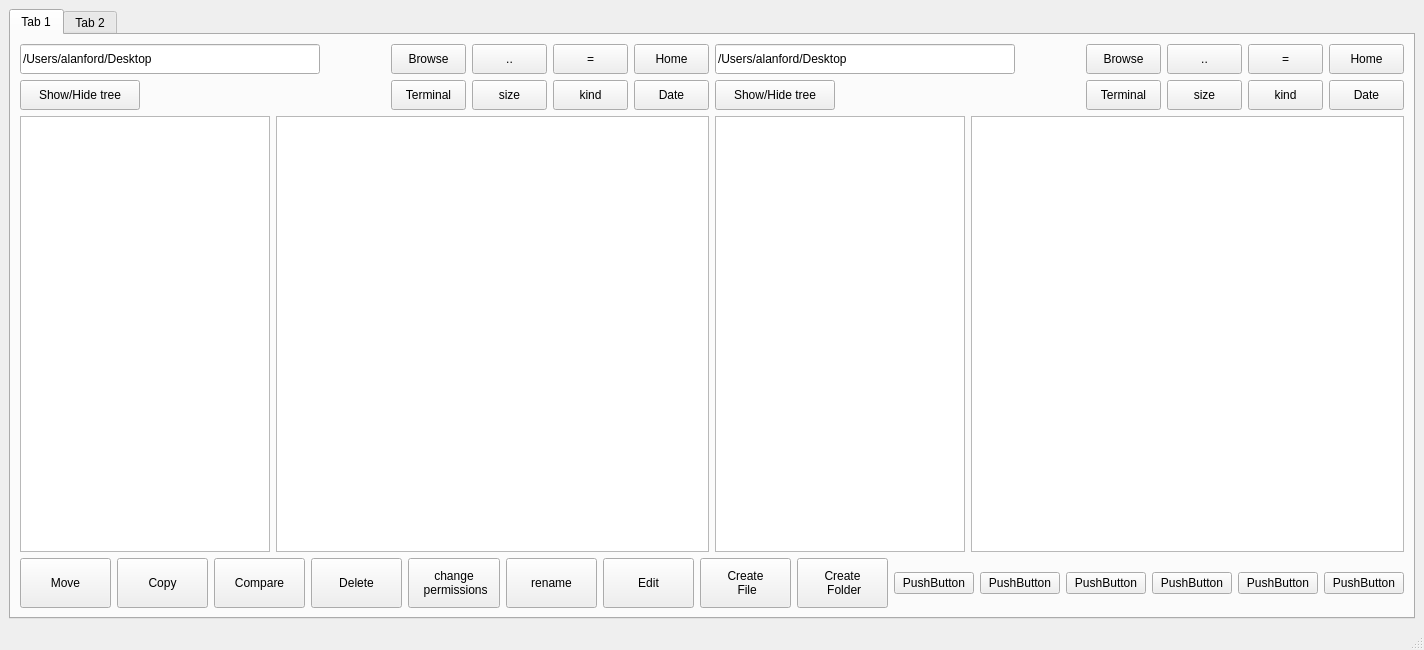
First picture: the form in ui/Main.ui, repository littleGex/Commander, before the edit.
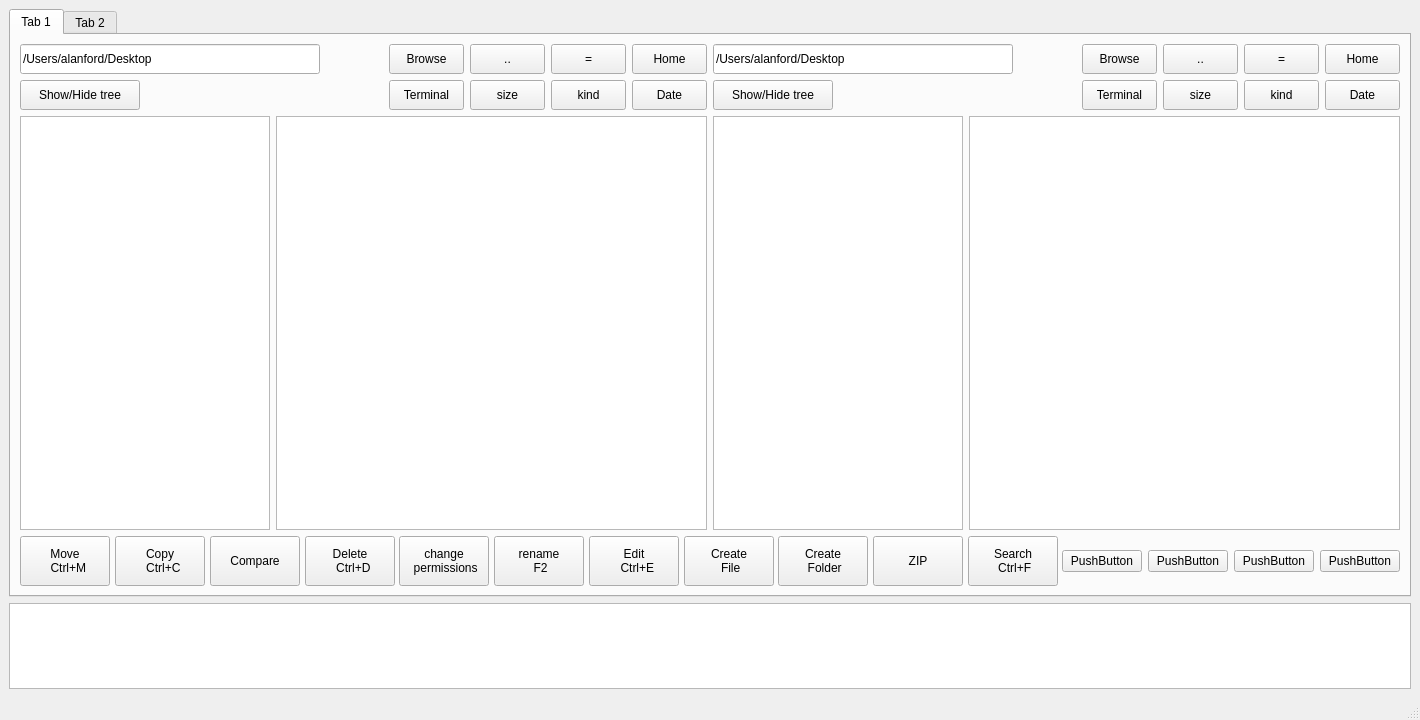
Second picture: the form after the edit. Icons and pictures are not drawn.

What changed in the file:
```diff
--- a/ui/Main.ui
+++ b/ui/Main.ui
@@ -6,14 +6,14 @@
    <rect>
     <x>0</x>
     <y>0</y>
-    <width>1424</width>
-    <height>650</height>
+    <width>1420</width>
+    <height>720</height>
    </rect>
   </property>
   <property name="minimumSize">
    <size>
-    <width>0</width>
-    <height>650</height>
+    <width>1420</width>
+    <height>720</height>
    </size>
   </property>
   <property name="windowTitle">
@@ -27,6 +27,9 @@
    <layout class="QGridLayout" name="gridLayout_2">
     <item row="0" column="0">
      <widget class="QTabWidget" name="tabWidget">
+      <property name="enabled">
+       <bool>true</bool>
+      </property>
       <property name="minimumSize">
        <size>
         <width>1400</width>
@@ -106,6 +109,9 @@
           </item>
           <item row="2" column="0">
            <widget class="QTreeView" name="treeView_1">
+            <property name="enabled">
+             <bool>true</bool>
+            </property>
             <property name="minimumSize">
              <size>
               <width>200</width>
@@ -118,6 +124,9 @@
               <height>16777215</height>
              </size>
             </property>
+            <property name="headerHidden">
+             <bool>false</bool>
+            </property>
            </widget>
           </item>
           <item row="1" column="4">
@@ -430,7 +439,7 @@
             <property name="minimumSize">
              <size>
               <width>200</width>
-              <height>300</height>
+              <height>200</height>
              </size>
             </property>
             <property name="maximumSize">
@@ -446,7 +455,7 @@
             <property name="minimumSize">
              <size>
               <width>200</width>
-              <height>300</height>
+              <height>200</height>
              </size>
             </property>
             <property name="maximumSize">
@@ -514,7 +523,8 @@
              </size>
             </property>
             <property name="text">
-             <string>Move</string>
+             <string>Move 
+  Ctrl+M</string>
             </property>
            </widget>
           </item>
@@ -533,7 +543,8 @@
              </size>
             </property>
             <property name="text">
-             <string>Copy</string>
+             <string>Copy 
+  Ctrl+C</string>
             </property>
            </widget>
           </item>
@@ -571,7 +582,8 @@
              </size>
             </property>
             <property name="text">
-             <string>Delete</string>
+             <string>Delete 
+  Ctrl+D</string>
             </property>
            </widget>
           </item>
@@ -616,7 +628,8 @@
              </size>
             </property>
             <property name="text">
-             <string>rename</string>
+             <string>rename 
+ F2</string>
             </property>
            </widget>
           </item>
@@ -635,7 +648,8 @@
              </size>
             </property>
             <property name="text">
-             <string>Edit</string>
+             <string>Edit 
+  Ctrl+E</string>
             </property>
            </widget>
           </item>
@@ -680,28 +694,41 @@
            </widget>
           </item>
           <item>
-           <widget class="QPushButton" name="pushButton_5">
+           <widget class="QPushButton" name="zip_button">
+            <property name="minimumSize">
+             <size>
+              <width>90</width>
+              <height>50</height>
+             </size>
+            </property>
             <property name="maximumSize">
              <size>
-              <width>80</width>
+              <width>110</width>
               <height>16777215</height>
              </size>
             </property>
             <property name="text">
-             <string>PushButton</string>
+             <string>ZIP</string>
             </property>
            </widget>
           </item>
           <item>
-           <widget class="QPushButton" name="pushButton_15">
+           <widget class="QPushButton" name="search_button">
+            <property name="minimumSize">
+             <size>
+              <width>90</width>
+              <height>50</height>
+             </size>
+            </property>
             <property name="maximumSize">
              <size>
-              <width>80</width>
+              <width>110</width>
               <height>16777215</height>
              </size>
             </property>
             <property name="text">
-             <string>PushButton</string>
+             <string>Search 
+ Ctrl+F</string>
             </property>
            </widget>
           </item>
@@ -768,6 +795,16 @@
       </widget>
      </widget>
     </item>
+    <item row="1" column="0">
+     <widget class="QPlainTextEdit" name="plainTextEdit">
+      <property name="minimumSize">
+       <size>
+        <width>1400</width>
+        <height>80</height>
+       </size>
+      </property>
+     </widget>
+    </item>
    </layout>
   </widget>
   <widget class="QMenuBar" name="menubar">
```
Left out of the diff: 2 changed lines with no effect on the pictures.
